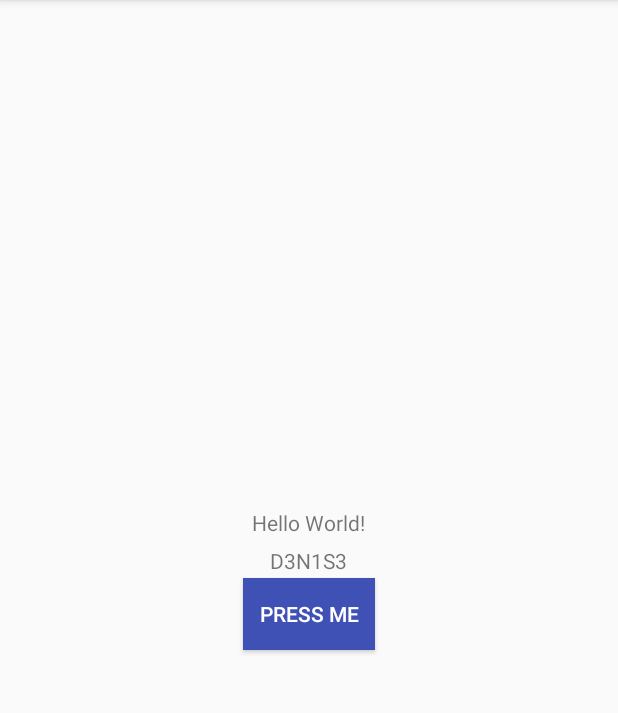
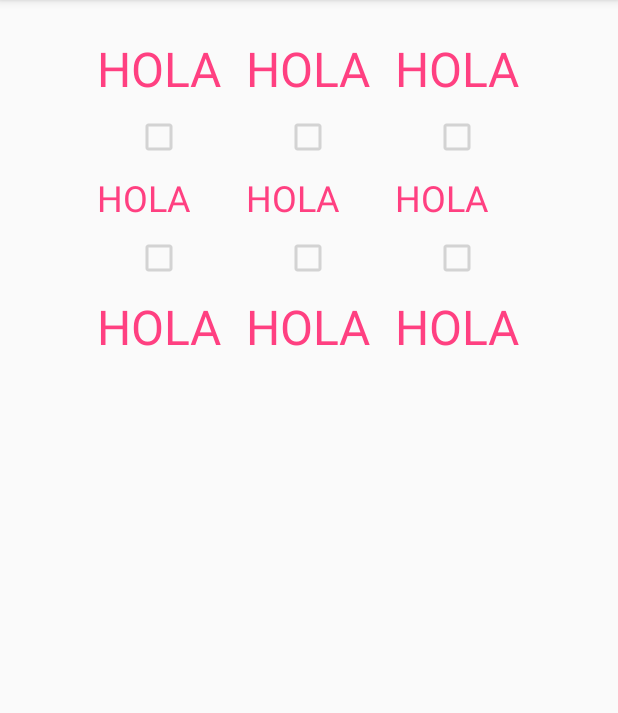
Before and after one commit to jossehblanco/Labo2, an Android app: the screen it shows after launch (MainActivity), on a phone screen of 412 x 824 dp, the part 84-797 px from its top. Run offline under Robolectric (Android 15) with nearby library versions, the phone set to English and light mode, and no system bars.

Commit message:
cambios en la interfaz grafica del programa

```diff
--- a/app/src/main/res/layout/activity_main.xml
+++ b/app/src/main/res/layout/activity_main.xml
@@ -5,33 +5,133 @@
     android:layout_width="match_parent"
     android:layout_height="match_parent"
     android:layout_margin="16dp"
-    android:orientation="vertical"
-    android:gravity="center"
-    tools:context="labo2.labo2.MainActivity">
+    android:orientation="horizontal"
+    tools:context="labo2.labo2.MainActivity"
+    android:gravity="center_horizontal">
+
+
+   <TableLayout
+       android:layout_width="wrap_content"
+       android:layout_height="wrap_content">
+
+
+       <TableRow>
 
            <TextView
-        android:id="@+id/txt1"
+
                android:layout_width="wrap_content"
                android:layout_height="wrap_content"
-        android:text="Hello World!"
-        android:layout_margin="4dp"
+               android:inputType="number"
+               android:layout_margin="8dp"
+               android:textSize="32sp"
+               android:textColor="@color/colorAccent"
+               android:text="HOLA"
+               />
+           <TextView
+               android:layout_width="wrap_content"
+               android:layout_height="wrap_content"
+               android:inputType="number"
+               android:textColor="@color/colorAccent"
+               android:layout_margin="8dp"
+               android:textSize="32sp"
+               android:text="HOLA"
                />
 
            <TextView
-        android:id="@+id/txt2"
-        android:text="D3N1S3"
-        android:layout_margin="2dp"
                android:layout_width="wrap_content"
                android:layout_height="wrap_content"
+               android:inputType="number"
+               android:textColor="@color/colorAccent"
+               android:layout_margin="8dp"
+               android:textSize="32sp"
+               android:text="HOLA"
+               />
+       </TableRow>
+
+       <TableRow>
+           <CheckBox android:enabled="false" android:layout_gravity="center"/>
+           <CheckBox android:enabled="false" android:layout_gravity="center"/>
+           <CheckBox android:enabled="false" android:layout_gravity="center"/>
+
+       </TableRow>
+       <TableRow>
+           <TextView
+               android:layout_width="wrap_content"
+               android:layout_height="wrap_content"
+               android:inputType="number"
+               android:layout_margin="8dp"
+               android:textSize="24sp"
+               android:textColor="@color/colorAccent"
+               android:text="HOLA"
                />
 
-    <Button
-        android:id="@+id/but"
-        android:text="Press Me"
-        android:textColor="#FFFF"
-        android:background="@color/colorPrimary"
+           <TextView
                android:layout_width="wrap_content"
                android:layout_height="wrap_content"
-        android:onClick="changeText"
+               android:inputType="number"
+               android:textColor="@color/colorAccent"
+               android:layout_margin="8dp"
+               android:textSize="24sp"
+               android:text="HOLA"
+               />
+
+           <TextView
+               android:layout_width="wrap_content"
+               android:layout_height="wrap_content"
+               android:inputType="number"
+               android:textColor="@color/colorAccent"
+               android:layout_margin="8dp"
+               android:textSize="24sp"
+               android:text="HOLA"
+               />
+
+       </TableRow>
+
+       <TableRow>
+           <CheckBox android:enabled="false" android:layout_gravity="center"/>
+           <CheckBox android:enabled="false" android:layout_gravity="center"/>
+           <CheckBox android:enabled="false" android:layout_gravity="center"/>
+       </TableRow>
+
+       <TableRow>}
+           <LinearLayout android:orientation="vertical">
+
+               <TextView
+                   android:layout_width="wrap_content"
+                   android:layout_height="wrap_content"
+                   android:inputType="number"
+                   android:layout_margin="8dp"
+                   android:textSize="32sp"
+                   android:textColor="@color/colorAccent"
+                   android:text="HOLA"
                    />
            </LinearLayout>
+
+
+           <TextView
+               android:layout_width="wrap_content"
+               android:layout_height="wrap_content"
+               android:inputType="number"
+               android:textColor="@color/colorAccent"
+               android:layout_margin="8dp"
+               android:textSize="32sp"
+               android:text="HOLA"
+               />
+
+           <TextView
+               android:layout_width="wrap_content"
+               android:layout_height="wrap_content"
+               android:inputType="number"
+               android:textColor="@color/colorAccent"
+               android:layout_margin="8dp"
+               android:textSize="32sp"
+               android:text="HOLA"
+               />
+
+       </TableRow>
+
+
+
+   </TableLayout>
+
+</LinearLayout>
```
Lines whose indentation alone changed are shown as unchanged.
